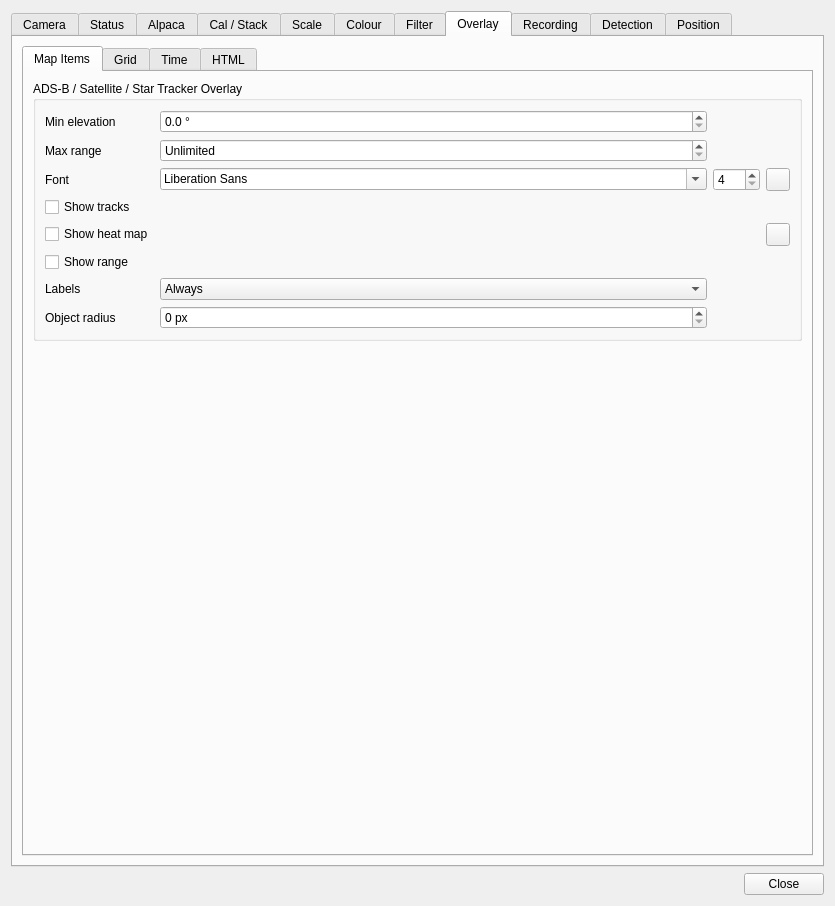
This is plugins/feature/camera/camerasettingsdialog.ui in srcejon/sdrangel as Qt 5 draws it before an edit. The edited form follows.
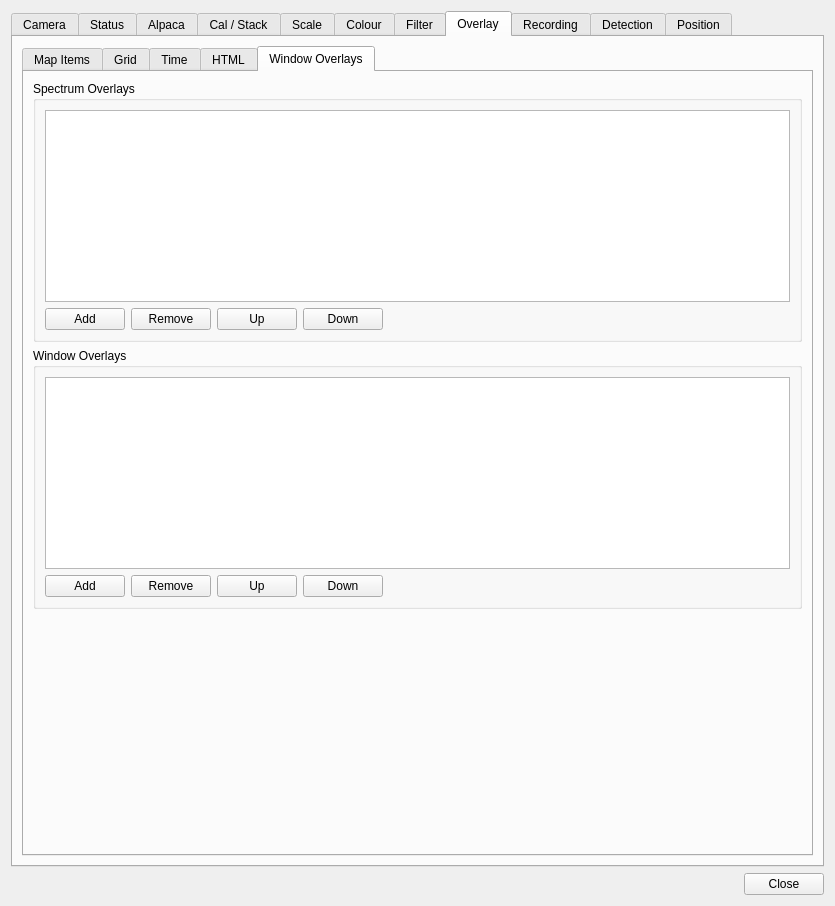
This is the edited form. The open tabs and pages were chosen to show the change. Icons and pictures are not drawn. Custom widgets are drawn as their Qt base class.

Commit message: Move window overlays to UI file

```diff
--- a/plugins/feature/camera/camerasettingsdialog.ui
+++ b/plugins/feature/camera/camerasettingsdialog.ui
@@ -4298,6 +4298,181 @@
            </item>
           </layout>
          </widget>
+         <widget class="QWidget" name="windowOverlaysTab">
+          <property name="toolTip">
+           <string>Window and spectrum overlay settings.</string>
+          </property>
+          <attribute name="title">
+           <string>Window Overlays</string>
+          </attribute>
+          <layout class="QVBoxLayout" name="windowOverlaysTabLayout">
+           <item>
+            <widget class="QGroupBox" name="spectrumOverlaysGroup">
+             <property name="toolTip">
+              <string>Overlay one or more spectrum displays on the camera image.</string>
+             </property>
+             <property name="title">
+              <string>Spectrum Overlays</string>
+             </property>
+             <layout class="QVBoxLayout" name="spectrumOverlaysLayout">
+              <item>
+               <widget class="QTableWidget" name="spectrumOverlaysTable">
+                <property name="toolTip">
+                 <string>List of spectrum overlays to draw on the camera image.</string>
+                </property>
+               </widget>
+              </item>
+              <item>
+               <layout class="QHBoxLayout" name="spectrumOverlayButtonLayout">
+                <item>
+                 <widget class="QPushButton" name="spectrumOverlayAddButton">
+                  <property name="toolTip">
+                   <string>Add a spectrum overlay.</string>
+                  </property>
+                  <property name="text">
+                   <string>Add</string>
+                  </property>
+                 </widget>
+                </item>
+                <item>
+                 <widget class="QPushButton" name="spectrumOverlayRemoveButton">
+                  <property name="toolTip">
+                   <string>Remove the selected spectrum overlay.</string>
+                  </property>
+                  <property name="text">
+                   <string>Remove</string>
+                  </property>
+                 </widget>
+                </item>
+                <item>
+                 <widget class="QPushButton" name="spectrumOverlayUpButton">
+                  <property name="toolTip">
+                   <string>Move the selected spectrum overlay earlier in the list.</string>
+                  </property>
+                  <property name="text">
+                   <string>Up</string>
+                  </property>
+                 </widget>
+                </item>
+                <item>
+                 <widget class="QPushButton" name="spectrumOverlayDownButton">
+                  <property name="toolTip">
+                   <string>Move the selected spectrum overlay later in the list.</string>
+                  </property>
+                  <property name="text">
+                   <string>Down</string>
+                  </property>
+                 </widget>
+                </item>
+                <item>
+                 <spacer name="spectrumOverlayButtonSpacer">
+                  <property name="orientation">
+                   <enum>Qt::Orientation::Horizontal</enum>
+                  </property>
+                  <property name="sizeHint" stdset="0">
+                   <size>
+                    <width>40</width>
+                    <height>20</height>
+                   </size>
+                  </property>
+                 </spacer>
+                </item>
+               </layout>
+              </item>
+             </layout>
+            </widget>
+           </item>
+           <item>
+            <widget class="QGroupBox" name="windowOverlaysGroup">
+             <property name="toolTip">
+              <string>Overlay one or more SDRangel windows or rollups on the camera image.</string>
+             </property>
+             <property name="title">
+              <string>Window Overlays</string>
+             </property>
+             <layout class="QVBoxLayout" name="windowOverlaysLayout">
+              <item>
+               <widget class="QTableWidget" name="windowOverlaysTable">
+                <property name="toolTip">
+                 <string>List of SDRangel windows or rollups to draw on the camera image.</string>
+                </property>
+               </widget>
+              </item>
+              <item>
+               <layout class="QHBoxLayout" name="windowOverlayButtonLayout">
+                <item>
+                 <widget class="QPushButton" name="windowOverlayAddButton">
+                  <property name="toolTip">
+                   <string>Add a window overlay.</string>
+                  </property>
+                  <property name="text">
+                   <string>Add</string>
+                  </property>
+                 </widget>
+                </item>
+                <item>
+                 <widget class="QPushButton" name="windowOverlayRemoveButton">
+                  <property name="toolTip">
+                   <string>Remove the selected window overlay.</string>
+                  </property>
+                  <property name="text">
+                   <string>Remove</string>
+                  </property>
+                 </widget>
+                </item>
+                <item>
+                 <widget class="QPushButton" name="windowOverlayUpButton">
+                  <property name="toolTip">
+                   <string>Move the selected window overlay earlier in the list.</string>
+                  </property>
+                  <property name="text">
+                   <string>Up</string>
+                  </property>
+                 </widget>
+                </item>
+                <item>
+                 <widget class="QPushButton" name="windowOverlayDownButton">
+                  <property name="toolTip">
+                   <string>Move the selected window overlay later in the list.</string>
+                  </property>
+                  <property name="text">
+                   <string>Down</string>
+                  </property>
+                 </widget>
+                </item>
+                <item>
+                 <spacer name="windowOverlayButtonSpacer">
+                  <property name="orientation">
+                   <enum>Qt::Orientation::Horizontal</enum>
+                  </property>
+                  <property name="sizeHint" stdset="0">
+                   <size>
+                    <width>40</width>
+                    <height>20</height>
+                   </size>
+                  </property>
+                 </spacer>
+                </item>
+               </layout>
+              </item>
+             </layout>
+            </widget>
+           </item>
+           <item>
+            <spacer name="windowOverlayVerticalSpacer">
+             <property name="orientation">
+              <enum>Qt::Orientation::Vertical</enum>
+             </property>
+             <property name="sizeHint" stdset="0">
+              <size>
+               <width>20</width>
+               <height>40</height>
+              </size>
+             </property>
+            </spacer>
+           </item>
+          </layout>
+         </widget>
         </widget>
        </item>
       </layout>
```
The commit also changes 1 other file.
